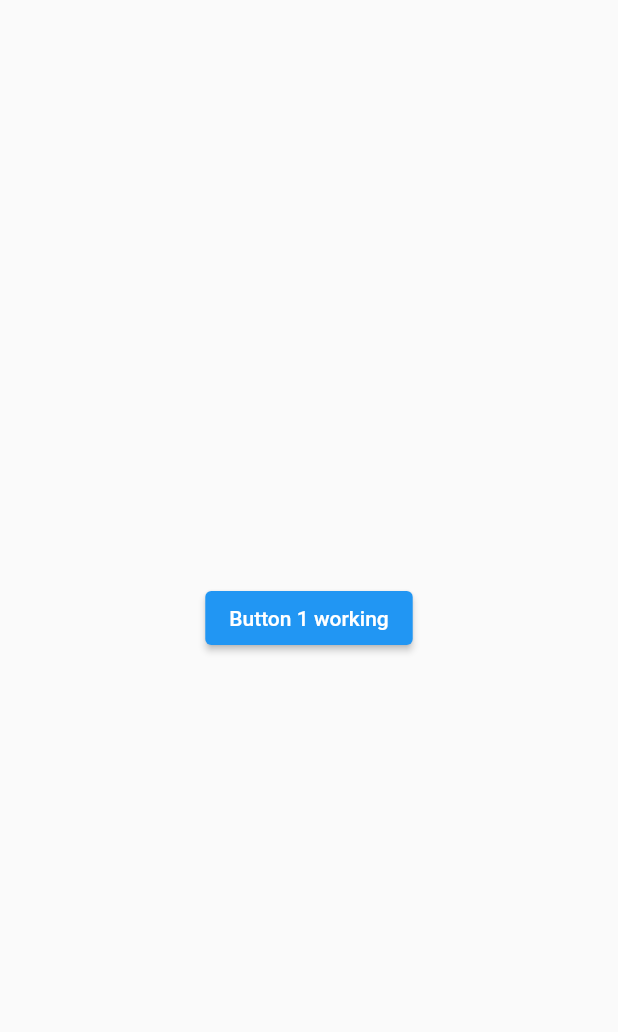
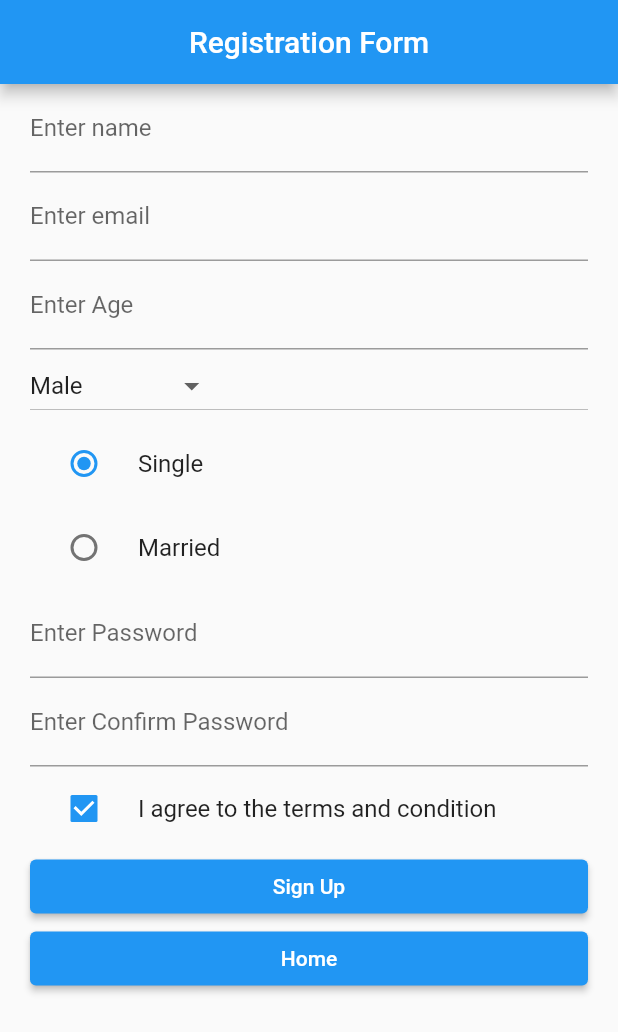
Before and after one commit to MoniraMitu/FlutterMainTry, a Flutter app: the screen it shows after launch, on a phone screen of 412 x 824 dp. Shown: the top 1032 px of the screen. Run offline on Flutter 3.47's test engine with Material 2 defaults, Android fonts, the light colour scheme and no system bars; our stand-ins replace fluttertoast.

Commit message:
code added

```diff
--- a/flutter_new2/lib/logIn.dart
+++ b/flutter_new2/lib/logIn.dart
@@ -2,6 +2,17 @@ import 'package:flutter/material.dart';
 import 'package:flutter/src/widgets/framework.dart';
 import 'package:flutter/src/widgets/placeholder.dart';
 import 'package:flutter_new2/main.dart';
+
+class LogInForm extends StatelessWidget {
+  const LogInForm({super.key});
+
+  @override
+  Widget build(BuildContext context) {
+    return MaterialApp(
+      home: LogIn(),
+    );
+  }
+}
 
 class LogIn extends StatefulWidget {
   const LogIn({super.key});
@@ -75,32 +86,29 @@ class _LogInState extends State<LogIn> {
                       backgroundColor: MaterialStateProperty.all(Colors.blue),
                       shape: MaterialStateProperty.all<RoundedRectangleBorder>(
                           RoundedRectangleBorder(
-                            borderRadius: BorderRadius.circular(24.0)
-                            )
-                            )
-                            ),
+                              borderRadius: BorderRadius.circular(24.0)))),
                   child: Container(
                     height: 50.0,
                     child: Text(
-                                "Log IN"
+                      "Log IN",
                       style: const TextStyle(
                         fontSize: 18.0,
-                                  COLOR:Colors.pink,
-
+                        color: Colors.pink,
                       ),
                     ),
                   ),
                   onPressed: () {
-                              if (!email.text.contains("@")){
+                    if (!email.text.contains("@")) {
                       displayToastMassage("Invalid email", BuildContext);
-                              }else if(password.text.length<3){
-                                displayToastMassage("Invalid password", BuildContext);}
+                    } else if (password.text.length < 3) {
+                      displayToastMassage("Invalid password", BuildContext);
+                    }
                     {
-                                  displayToastMassage("Hello !! ${email.text} !! ${password.text}")
+                      displayToastMassage(
+                          "Hello !! ${email.text} !! ${password.text}",
+                          BuildContext);
                     }
-                              }
-
-              )
+                  })
             ]),
           )
         ]),
--- a/flutter_new2/lib/main.dart
+++ b/flutter_new2/lib/main.dart
@@ -2,8 +2,10 @@ import 'package:flutter/material.dart';
 import 'package:flutter_new2/buttonPage2.dart';
 import 'package:flutter_new2/buttonPage3.dart';
 import 'package:flutter_new2/buttonPge1.dart';
+import 'package:flutter_new2/logIn.dart';
 import 'package:flutter_new2/pages/page1.dart';
 import 'package:flutter_new2/pages/page3.dart';
+import 'package:flutter_new2/registration.dart';
 import 'package:flutter_new2/tabRouting.dart';
 import 'package:fluttertoast/fluttertoast.dart';
 
@@ -50,11 +52,12 @@ class Routing extends StatelessWidget {
   @override
   Widget build(BuildContext context) {
     return MaterialApp(
-      initialRoute: "p3",
+      initialRoute: "/p4",
       routes: {
-        "p1": ((context) => Button1()),
-        "p2": ((context) => Button2()),
-        "p3": ((context) => Button3()),
+        "/p1": ((context) => Button1()),
+        "/p2": ((context) => Button2()),
+        "/p3": ((context) => Button3()),
+        "/p4": ((context) => Registration()),
       },
     );
   }
--- /dev/null
+++ b/flutter_new2/lib/registration.dart
@@ -0,0 +1,302 @@
+import 'package:flutter/material.dart';
+import 'package:flutter/src/widgets/framework.dart';
+import 'package:flutter/src/widgets/placeholder.dart';
+
+class Registration extends StatefulWidget {
+  const Registration({super.key});
+
+  @override
+  State<Registration> createState() => _RegistrationState();
+}
+
+class _RegistrationState extends State<Registration> {
+  @override
+  Widget build(BuildContext context) {
+    return Scaffold(
+      appBar: AppBar(
+        title: Text("Registration Form"),
+        centerTitle: true,
+      ),
+      body: Container(
+        padding: const EdgeInsets.fromLTRB(20, 0, 20, 0),
+        child: SignUpForm(),
+      ),
+    );
+  }
+}
+
+class SignUpForm extends StatefulWidget {
+  const SignUpForm({super.key});
+
+  @override
+  State<SignUpForm> createState() => _SignUpFormState();
+}
+
+class _SignUpFormState extends State<SignUpForm> {
+  final _passKey = GlobalKey<FormFieldState>();
+
+  String _name = '';
+  String _email = '';
+  int _age = -1;
+  String _maritalStatus = 'single';
+  int _selectGender = 0;
+  String _password = '';
+  bool _termsChecked = true;
+
+  List<DropdownMenuItem<int>> genderList = [];
+
+  void loadGenderList() {
+    genderList = [];
+    genderList.add(const DropdownMenuItem(
+      child: Text('Female'),
+      value: 1,
+    ));
+
+    genderList.add(const DropdownMenuItem(
+      child: Text('Male'),
+      value: 0,
+    ));
+
+    genderList.add(const DropdownMenuItem(
+      child: Text('Others'),
+      value: 2,
+    ));
+  }
+
+  @override
+  Widget build(BuildContext context) {
+    loadGenderList();
+    return Form(
+      child: ListView(
+        children: getFormWidget(),
+      ),
+    );
+  }
+
+  List<Widget> getFormWidget() {
+    List<Widget> formWidget = [];
+    formWidget.add(TextFormField(
+      decoration:
+          const InputDecoration(labelText: 'Enter name', hintText: 'Name'),
+      validator: (value) {
+        if (value!.isEmpty) {
+          return 'please enter a name';
+        } else {
+          return null;
+        }
+      },
+      onChanged: (value) {
+        _name = value.toString();
+      },
+
+      //   onSaved: (value) {
+      //   setState(() {
+      //     _name = value.toString();
+      //   });
+      // },
+    ));
+    formWidget.add(TextFormField(
+      decoration:
+          const InputDecoration(labelText: 'Enter email', hintText: 'Email'),
+      keyboardType: TextInputType.emailAddress,
+      // onSaved: (value) {
+      //   setState(() {
+      //     _email = value.toString();
+      //   });
+      // },
+
+      onChanged: (value) {
+        _email = value.toString();
+      },
+    ));
+
+    formWidget.add(TextFormField(
+      decoration:
+          const InputDecoration(hintText: 'Age', labelText: 'Enter Age'),
+      keyboardType: TextInputType.number,
+      validator: (value) {
+        if (value!.isEmpty) {
+          return 'Enter age';
+        } else {
+          return null;
+        }
+      },
+      onChanged: (value) {
+        _age = int.parse(value.toString());
+      },
+      //  onSaved: (value) {
+      //   setState(() {
+      //     _age = int.parse(value.toString());
+      //   });
+      // }
+    ));
+    formWidget.add(DropdownButton(
+      hint: const Text('select gender'),
+      items: genderList,
+      value: _selectGender,
+      onChanged: (value) {
+        setState(() {
+          _selectGender = int.parse(value.toString());
+        });
+      },
+    ));
+
+    formWidget.add(Column(
+      children: <Widget>[
+        RadioListTile<String>(
+          title: const Text('Single'),
+          value: 'single',
+          groupValue: _maritalStatus,
+          onChanged: (value) {
+            setState(() {
+              _maritalStatus = value.toString();
+            });
+          },
+        ),
+        RadioListTile<String>(
+          title: const Text('Married'),
+          value: 'married',
+          groupValue: _maritalStatus,
+          onChanged: (value) {
+            setState(() {
+              _maritalStatus = value.toString();
+            });
+          },
+        ),
+      ],
+    ));
+
+    formWidget.add(
+      TextFormField(
+          key: _passKey,
+          obscureText: true,
+          decoration: const InputDecoration(
+              hintText: 'Password', labelText: 'Enter Password'),
+          validator: (value) {
+            if (value!.isEmpty) {
+              return 'Please Enter password';
+            } else if (value.length < 8) {
+              return 'Password should be more than 8 characters';
+            } else {
+              return null;
+            }
+          }),
+    );
+
+    formWidget.add(
+      TextFormField(
+          obscureText: true,
+          decoration: const InputDecoration(
+              hintText: 'Confirm Password',
+              labelText: 'Enter Confirm Password'),
+          validator: (confirmPassword) {
+            if (confirmPassword != null && confirmPassword.isEmpty) {
+              return 'Enter confirm password';
+            }
+            var password = _passKey.currentState?.value;
+            if (confirmPassword != null &&
+                confirmPassword.compareTo(password) != 0) {
+              return 'Password mismatch';
+            } else {
+              return null;
+            }
+          },
+          onChanged: (value) {
+            _password = value.toString();
+          }),
+    );
+
+    formWidget.add(CheckboxListTile(
+      value: _termsChecked,
+      onChanged: (value) {
+        setState(() {
+          _termsChecked = value.toString().toLowerCase() == 'true';
+        });
+      },
+      subtitle: !_termsChecked
+          ? const Text(
+              'Required',
+              style: TextStyle(color: Colors.red, fontSize: 12.0),
+            )
+          : null,
+      title: const Text(
+        'I agree to the terms and condition',
+      ),
+      controlAffinity: ListTileControlAffinity.leading,
+    ));
+
+    Future<void> onPressedSubmit() async {
+      // if (_formKey.currentState!.validate() && _termsChecked) {
+      //   _formKey.currentState?.save();
+
+      // Product product = new Product();
+
+      // product.name = _name;
+      // product.email = _email;
+      // product.price = _age.toString();
+      // product.quantity = _password;
+
+      // (await ProductApiService().createProduct(product));
+      // // print("Delete Call!");
+
+      print("Name " + _name);
+      print("Email " + _email);
+      print("Age " + _age.toString());
+      switch (_selectGender) {
+        case 0:
+          print("Gender Male");
+          break;
+        case 1:
+          print("Gender Female");
+          break;
+        case 3:
+          print("Gender Others");
+          break;
+      }
+      print("Marital Status " + _maritalStatus);
+      print("Password " + _password);
+      print("Termschecked " + _termsChecked.toString());
+      ScaffoldMessenger.of(context)
+          .showSnackBar(const SnackBar(content: Text('Form Submitted')));
+
+      // Navigator.pushAndRemoveUntil<dynamic>(context,
+      //   MaterialPageRoute<dynamic>(
+      //     builder: (BuildContext context) =>Home(),
+      //   ),
+      //       (route) =>false,
+      // );
+      // }
+    }
+
+    formWidget.add(ElevatedButton(
+        child: const Text('Sign Up'), onPressed: onPressedSubmit));
+
+    formWidget.add(ElevatedButton(
+        child: const Text('Home'),
+        onPressed: () {
+          // Navigator.pushAndRemoveUntil<dynamic>(context,
+          //   MaterialPageRoute<dynamic>(
+          //     builder: (BuildContext context) =>Home(),
+          //   ),
+          //       (route) =>false,
+          // );
+        }));
+
+    return formWidget;
+  }
+}
+
+validateEmail(String? value) {
+  if (value!.isEmpty) {
+    return 'please enter email';
+  }
+  Pattern pattern =
+      r'^(([^<>()[\]\\.,;:\s@\"]+(\.[^<>()[\]\\.,;:\s@\"]+)*)|(\".+\"))@((\[[0-9]{1,3}\.[0-9]{1,3}\.[0-9]{1,3}\.[0-9]{1,3}\])|(([a-zA-Z\-0-9]+\.)+[a-zA-Z]{2,}))$';
+
+  RegExp regex = RegExp(pattern.toString());
+  if (!regex.hasMatch(value.toString())) {
+    return 'enter valid email';
+  } else {
+    return null;
+  }
+}
--- a/flutter_new2/pubspec.yaml
+++ b/flutter_new2/pubspec.yaml
@@ -42,6 +42,7 @@ dependencies:
   cupertino_icons: ^1.0.2
 
   fluttertoast: ^8.2.2
+  http: ^1.0.0
 
 dev_dependencies:
   flutter_test:
```
Lines whose indentation alone changed are shown as unchanged.
